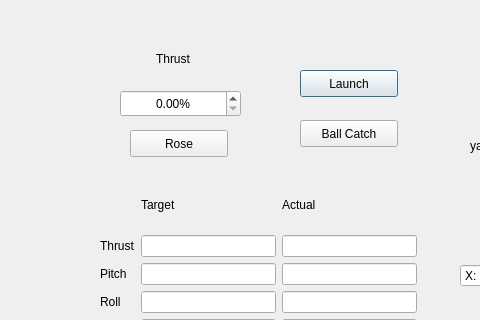
This is tabs/copterTab.ui in Zackory/CopterLab as Qt 5 draws it before an edit; both pictures show x 0 to 480 and y 0 to 320 of the 764 by 409 pixel window. The edited form follows.
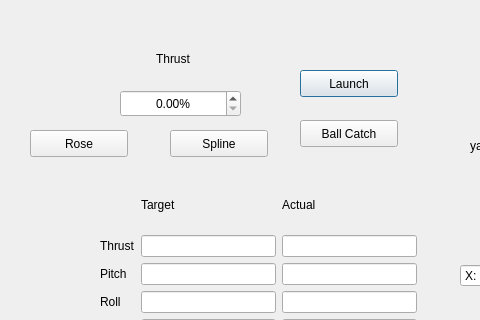
This is the edited form.

Commit message: Spline Interpolation with Trajectories

```diff
--- a/tabs/copterTab.ui
+++ b/tabs/copterTab.ui
@@ -338,7 +338,7 @@
   <widget class="QPushButton" name="rose">
    <property name="geometry">
     <rect>
-     <x>130</x>
+     <x>30</x>
      <y>130</y>
      <width>98</width>
      <height>27</height>
@@ -348,6 +348,19 @@
     <string>Rose</string>
    </property>
   </widget>
+  <widget class="QPushButton" name="spline">
+   <property name="geometry">
+    <rect>
+     <x>170</x>
+     <y>130</y>
+     <width>98</width>
+     <height>27</height>
+    </rect>
+   </property>
+   <property name="text">
+    <string>Spline</string>
+   </property>
+  </widget>
  </widget>
  <resources/>
  <connections/>
```
The commit also changes 6 other files.
